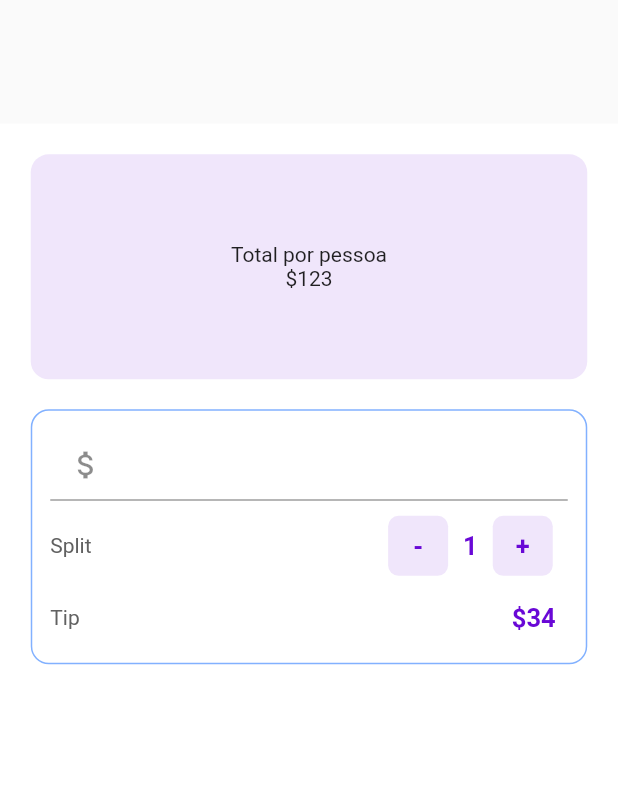
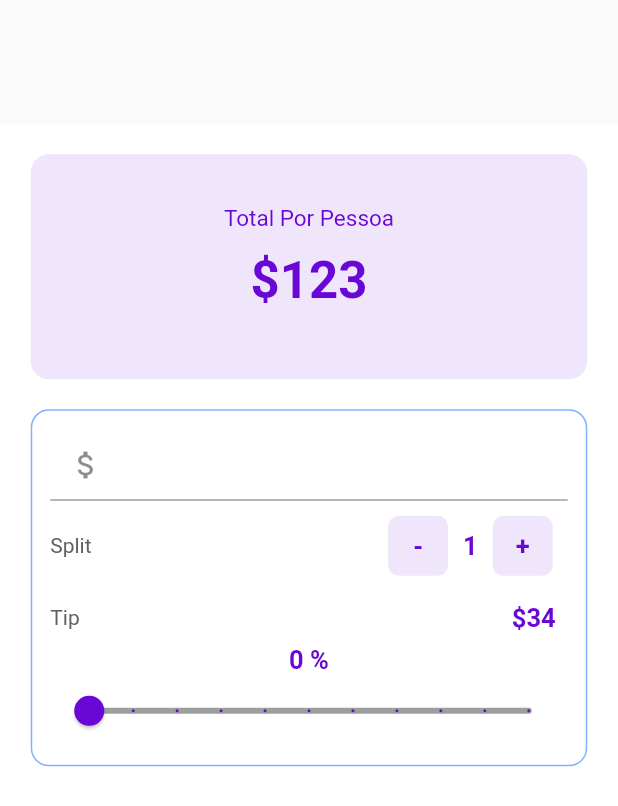
Before and after one commit to AndreDevLopes/calculadora_de_gorjeta, a Flutter app: the screen it shows after launch, on a phone screen of 412 x 824 dp. Shown: the top 806 px of the screen. Run offline on Flutter 3.47's test engine with Material 2 defaults, Android fonts, the phone set to English and light mode, and no system bars.

Commit message:
interface finalizada

```diff
--- a/lib/ui/home.dart
+++ b/lib/ui/home.dart
@@ -34,8 +34,23 @@ class _BillSplitterState extends State<BillSplitter> {
                     child: Column(
                       mainAxisAlignment: MainAxisAlignment.center,
                       children: <Widget>[
-                        Text("Total por pessoa"),
-                        Text("\$123")
+                        Text(
+                          "Total Por Pessoa",
+                          style: TextStyle(
+                              color: _purple,
+                              fontSize: 15.0,
+                              fontWeight: FontWeight.normal),
+                        ),
+                        Padding(
+                            padding: const EdgeInsets.all(12.0),
+                            child: Text(
+                              "\$123",
+                              style: TextStyle(
+                                color: _purple,
+                                fontSize: 34.0,
+                                fontWeight: FontWeight.bold,
+                              ),
+                            ))
                       ],
                     ),
                   ),
@@ -152,7 +167,30 @@ class _BillSplitterState extends State<BillSplitter> {
                           ),
                         ),
                       ],
-                    )
+                    ),
+                    //slider
+                    Column(children: <Widget>[
+                      Text(
+                        "$_tipPercentage %",
+                        style: TextStyle(
+                          color: _purple,
+                          fontWeight: FontWeight.bold,
+                          fontSize: 17.0,
+                        ),
+                      ),
+                      Slider(
+                          min: 0,
+                          max: 100,
+                          activeColor: _purple,
+                          inactiveColor: Colors.grey,
+                          divisions: 10,
+                          value: _tipPercentage.toDouble(),
+                          onChanged: (double newvalue) {
+                            setState(() {
+                              _tipPercentage = newvalue.round();
+                            });
+                          })
+                    ])
                   ]),
                 )
               ],
```
